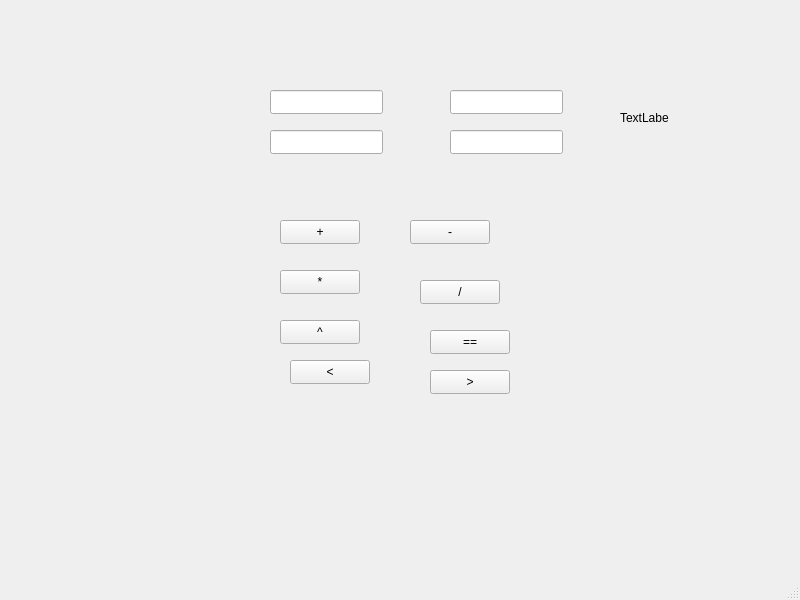
Above: C++/Projects/FractionCalculator/QtGUI/FractionCalculatorGUI/mainwindow.ui from MikitaVitkouski/BSU before the change. Below: the same form after it.
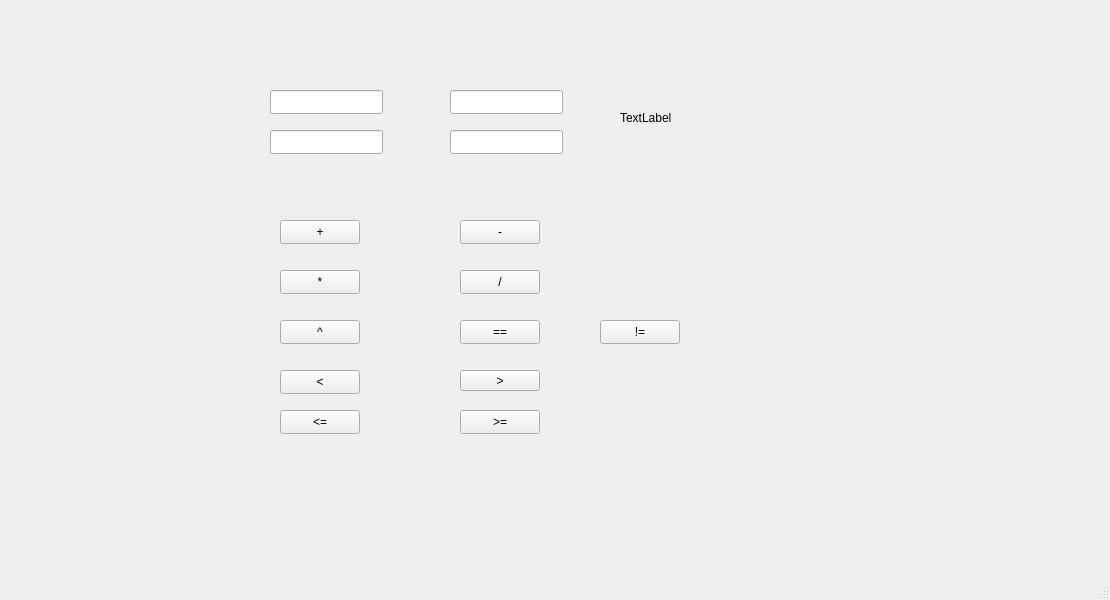
That is the form after the change.

Patch:
```diff
--- a/C++/Projects/FractionCalculator/QtGUI/FractionCalculatorGUI/mainwindow.ui
+++ b/C++/Projects/FractionCalculator/QtGUI/FractionCalculatorGUI/mainwindow.ui
@@ -6,7 +6,7 @@
    <rect>
     <x>0</x>
     <y>0</y>
-    <width>800</width>
+    <width>1110</width>
     <height>600</height>
    </rect>
   </property>
@@ -50,7 +50,7 @@
    <widget class="QPushButton" name="btnSub">
     <property name="geometry">
      <rect>
-      <x>410</x>
+      <x>460</x>
       <y>220</y>
       <width>80</width>
       <height>24</height>
@@ -76,8 +76,8 @@
    <widget class="QPushButton" name="btnDiv">
     <property name="geometry">
      <rect>
-      <x>420</x>
-      <y>280</y>
+      <x>460</x>
+      <y>270</y>
       <width>80</width>
       <height>24</height>
      </rect>
@@ -102,8 +102,8 @@
    <widget class="QPushButton" name="btnEqual">
     <property name="geometry">
      <rect>
-      <x>430</x>
-      <y>330</y>
+      <x>460</x>
+      <y>320</y>
       <width>80</width>
       <height>24</height>
      </rect>
@@ -115,8 +115,8 @@
    <widget class="QPushButton" name="btnLess">
     <property name="geometry">
      <rect>
-      <x>290</x>
-      <y>360</y>
+      <x>280</x>
+      <y>370</y>
       <width>80</width>
       <height>24</height>
      </rect>
@@ -128,10 +128,10 @@
    <widget class="QPushButton" name="btnMore">
     <property name="geometry">
      <rect>
-      <x>430</x>
+      <x>460</x>
       <y>370</y>
       <width>80</width>
-      <height>24</height>
+      <height>21</height>
      </rect>
     </property>
     <property name="text">
@@ -163,7 +163,7 @@
      <rect>
       <x>620</x>
       <y>110</y>
-      <width>49</width>
+      <width>321</width>
       <height>16</height>
      </rect>
     </property>
@@ -171,6 +171,45 @@
      <string>TextLabel</string>
     </property>
    </widget>
+   <widget class="QPushButton" name="btnMoreOrEqual">
+    <property name="geometry">
+     <rect>
+      <x>460</x>
+      <y>410</y>
+      <width>80</width>
+      <height>24</height>
+     </rect>
+    </property>
+    <property name="text">
+     <string>&gt;=</string>
+    </property>
+   </widget>
+   <widget class="QPushButton" name="btnLessOrEqual">
+    <property name="geometry">
+     <rect>
+      <x>280</x>
+      <y>410</y>
+      <width>80</width>
+      <height>24</height>
+     </rect>
+    </property>
+    <property name="text">
+     <string>&lt;=</string>
+    </property>
+   </widget>
+   <widget class="QPushButton" name="btnNotEqual">
+    <property name="geometry">
+     <rect>
+      <x>600</x>
+      <y>320</y>
+      <width>80</width>
+      <height>24</height>
+     </rect>
+    </property>
+    <property name="text">
+     <string>!=</string>
+    </property>
+   </widget>
   </widget>
   <widget class="QMenuBar" name="menubar">
    <property name="geometry">
```
Left out of the diff: 2 changed lines with no effect on the pictures.
